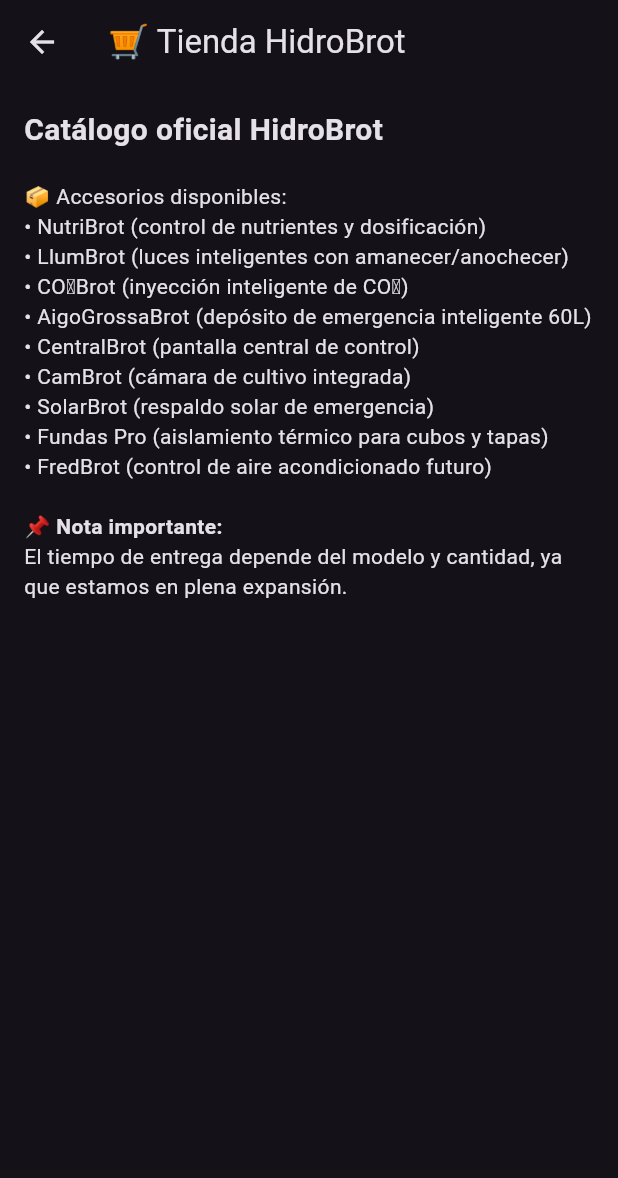
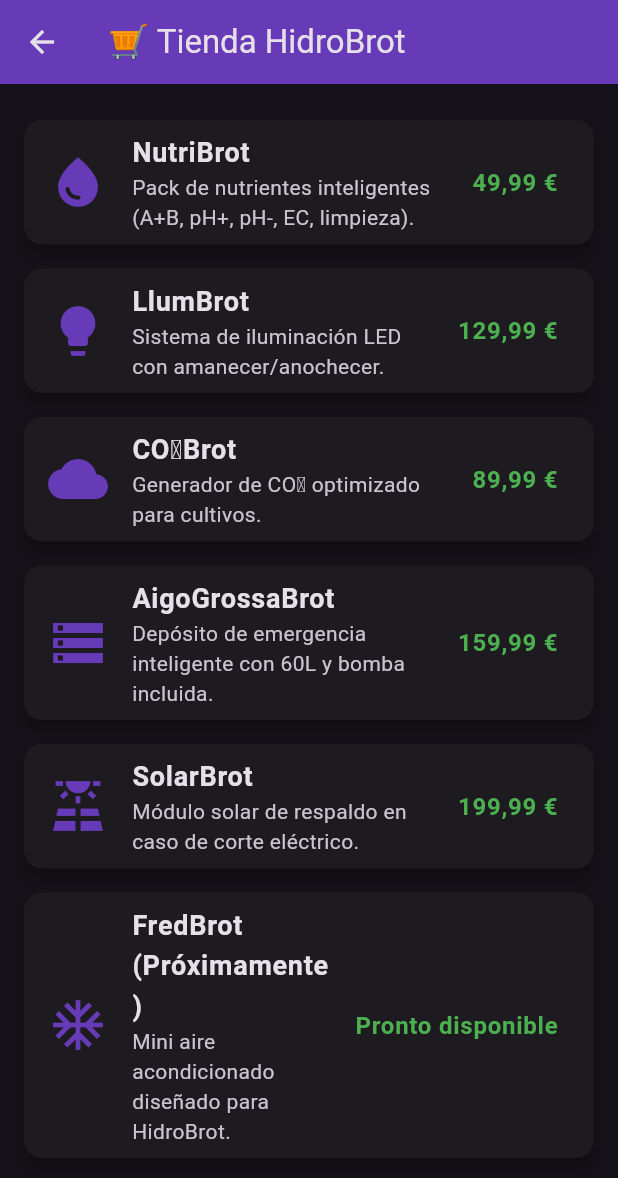
Before and after one commit to HidroBrot/CultiBrot_App, a Flutter app: the TiendaScreen screen opened directly, on a phone screen of 412 x 824 dp. Shown: the top 1178 px of the screen. Run offline on Flutter 3.47's test engine with Material 3 defaults, Android fonts, the phone set to English and light mode, and no system bars; our stand-ins replace firebase_auth; accounts and stored records are empty; statements that could not run were skipped.

Commit message:
Update Tienda.dart

```diff
--- a/lib/lib/screens/Tienda.dart
+++ b/lib/lib/screens/Tienda.dart
@@ -6,37 +6,86 @@ class TiendaScreen extends StatelessWidget {
   @override
   Widget build(BuildContext context) {
     return Scaffold(
-      appBar: AppBar(title: const Text("🛒 Tienda HidroBrot")),
+      appBar: AppBar(
+        title: const Text("🛒 Tienda HidroBrot"),
+        backgroundColor: Colors.deepPurple,
+      ),
       body: ListView(
         padding: const EdgeInsets.all(16.0),
         children: const [
-          Text(
-            "Catálogo oficial HidroBrot",
-            style: TextStyle(fontSize: 20, fontWeight: FontWeight.bold),
+          ProductoCard(
+            nombre: "NutriBrot",
+            descripcion: "Pack de nutrientes inteligentes (A+B, pH+, pH-, EC, limpieza).",
+            precio: "49,99 €",
+            icono: Icons.water_drop,
           ),
-          SizedBox(height: 20),
-
-          Text("📦 Accesorios disponibles:"),
-          Text("• NutriBrot (control de nutrientes y dosificación)"),
-          Text("• LlumBrot (luces inteligentes con amanecer/anochecer)"),
-          Text("• CO₂Brot (inyección inteligente de CO₂)"),
-          Text("• AigoGrossaBrot (depósito de emergencia inteligente 60L)"),
-          Text("• CentralBrot (pantalla central de control)"),
-          Text("• CamBrot (cámara de cultivo integrada)"),
-          Text("• SolarBrot (respaldo solar de emergencia)"),
-          Text("• Fundas Pro (aislamiento térmico para cubos y tapas)"),
-          Text("• FredBrot (control de aire acondicionado futuro)"),
-
-          SizedBox(height: 20),
-          Text(
-            "📌 Nota importante:",
-            style: TextStyle(fontWeight: FontWeight.bold),
+          ProductoCard(
+            nombre: "LlumBrot",
+            descripcion: "Sistema de iluminación LED con amanecer/anochecer.",
+            precio: "129,99 €",
+            icono: Icons.lightbulb,
           ),
-          Text(
-            "El tiempo de entrega depende del modelo y cantidad, ya que estamos en plena expansión.",
+          ProductoCard(
+            nombre: "CO₂Brot",
+            descripcion: "Generador de CO₂ optimizado para cultivos.",
+            precio: "89,99 €",
+            icono: Icons.cloud,
+          ),
+          ProductoCard(
+            nombre: "AigoGrossaBrot",
+            descripcion: "Depósito de emergencia inteligente con 60L y bomba incluida.",
+            precio: "159,99 €",
+            icono: Icons.storage,
+          ),
+          ProductoCard(
+            nombre: "SolarBrot",
+            descripcion: "Módulo solar de respaldo en caso de corte eléctrico.",
+            precio: "199,99 €",
+            icono: Icons.solar_power,
+          ),
+          ProductoCard(
+            nombre: "FredBrot (Próximamente)",
+            descripcion: "Mini aire acondicionado diseñado para HidroBrot.",
+            precio: "Pronto disponible",
+            icono: Icons.ac_unit,
           ),
         ],
       ),
     );
   }
 }
+
+class ProductoCard extends StatelessWidget {
+  final String nombre;
+  final String descripcion;
+  final String precio;
+  final IconData icono;
+
+  const ProductoCard({
+    super.key,
+    required this.nombre,
+    required this.descripcion,
+    required this.precio,
+    required this.icono,
+  });
+
+  @override
+  Widget build(BuildContext context) {
+    return Card(
+      elevation: 4,
+      margin: const EdgeInsets.symmetric(vertical: 8),
+      child: ListTile(
+        leading: Icon(icono, size: 40, color: Colors.deepPurple),
+        title: Text(
+          nombre,
+          style: const TextStyle(fontSize: 18, fontWeight: FontWeight.bold),
+        ),
+        subtitle: Text(descripcion),
+        trailing: Text(
+          precio,
+          style: const TextStyle(fontSize: 16, fontWeight: FontWeight.bold, color: Colors.green),
+        ),
+      ),
+    );
+  }
+}
```
